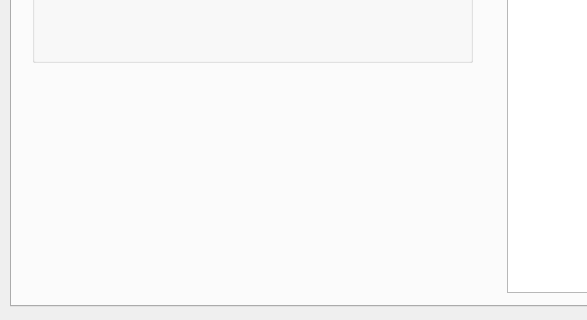
First picture: the form in program.ui, repository eKrzaczkowska/BazyDanych, before the edit; both pictures show x 0 to 587 and y 314 to 634 of the 982 by 634 pixel window.
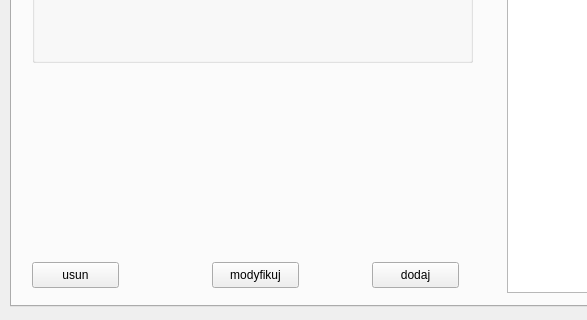
Second picture: the form after the edit. Icons and pictures are not drawn.

```diff
--- a/program.ui
+++ b/program.ui
@@ -176,6 +176,45 @@
       </property>
      </widget>
     </widget>
+    <widget class="QPushButton" name="btnPusun">
+     <property name="geometry">
+      <rect>
+       <x>20</x>
+       <y>540</y>
+       <width>87</width>
+       <height>26</height>
+      </rect>
+     </property>
+     <property name="text">
+      <string>usun</string>
+     </property>
+    </widget>
+    <widget class="QPushButton" name="btnPmodyfikuj">
+     <property name="geometry">
+      <rect>
+       <x>200</x>
+       <y>540</y>
+       <width>87</width>
+       <height>26</height>
+      </rect>
+     </property>
+     <property name="text">
+      <string>modyfikuj</string>
+     </property>
+    </widget>
+    <widget class="QPushButton" name="btnPdodaj">
+     <property name="geometry">
+      <rect>
+       <x>360</x>
+       <y>540</y>
+       <width>87</width>
+       <height>26</height>
+      </rect>
+     </property>
+     <property name="text">
+      <string>dodaj</string>
+     </property>
+    </widget>
    </widget>
    <widget class="QWidget" name="tabHaslo">
     <attribute name="icon">
```
